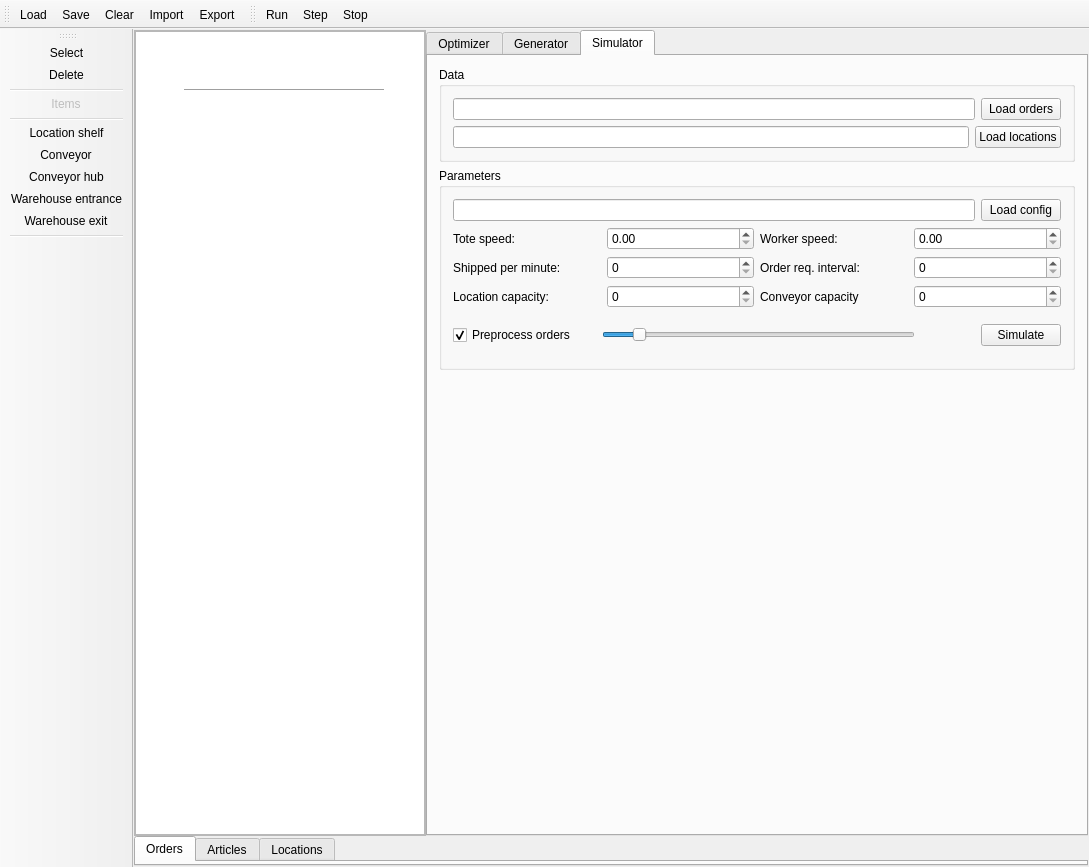
First picture: the form in src/gui/mainwindow.ui, repository kocica/warehouse-manager, before the edit.
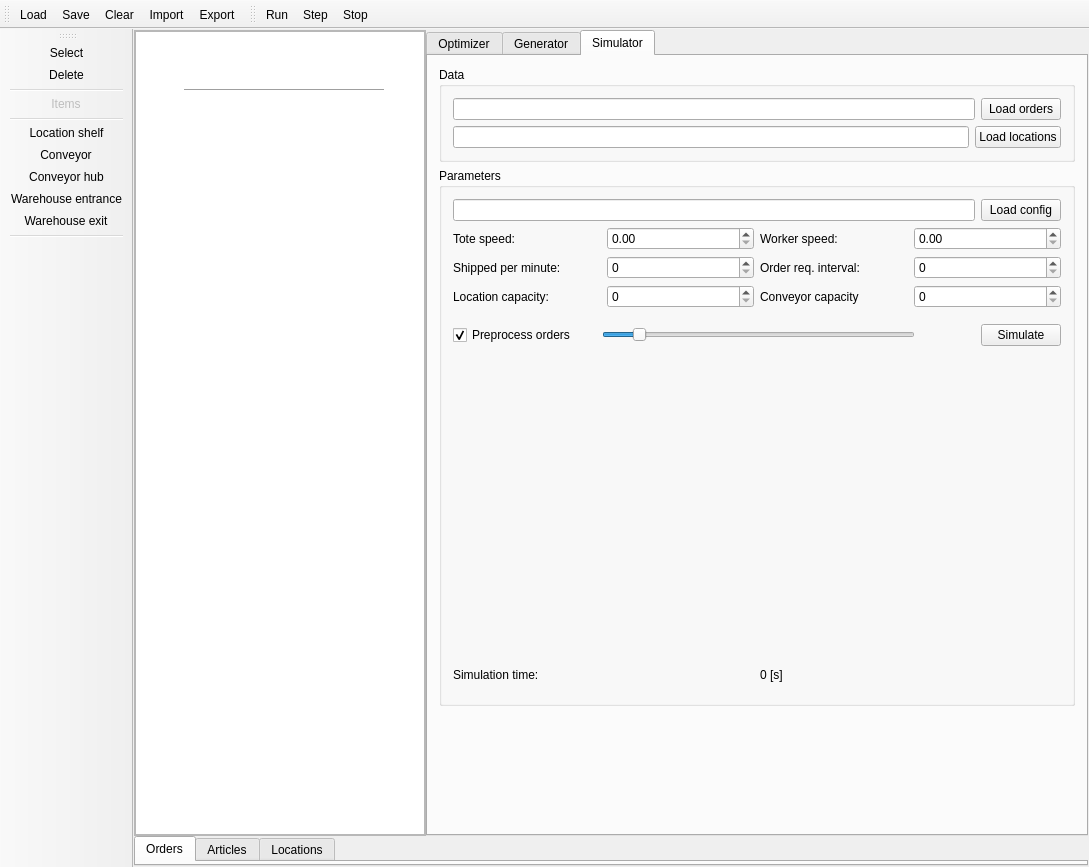
Second picture: the form after the edit. The open tabs and pages were chosen to show the change. Icons and pictures are not drawn. Custom widgets are drawn as their Qt base class.

Commit message: UI Simulator improved (callbacks)

What changed in the file:
```diff
--- a/src/gui/mainwindow.ui
+++ b/src/gui/mainwindow.ui
@@ -1127,6 +1127,37 @@
                  </item>
                 </layout>
                </item>
+               <item>
+                <widget class="QCustomPlot" name="simulationPlot" native="true">
+                 <property name="minimumSize">
+                  <size>
+                   <width>0</width>
+                   <height>300</height>
+                  </size>
+                 </property>
+                </widget>
+               </item>
+               <item>
+                <layout class="QHBoxLayout" name="horizontalLayout_2">
+                 <property name="bottomMargin">
+                  <number>10</number>
+                 </property>
+                 <item>
+                  <widget class="QLabel" name="simulationTimeLabel">
+                   <property name="text">
+                    <string>Simulation time:</string>
+                   </property>
+                  </widget>
+                 </item>
+                 <item>
+                  <widget class="QLabel" name="simulationTime">
+                   <property name="text">
+                    <string>0 [s]</string>
+                   </property>
+                  </widget>
+                 </item>
+                </layout>
+               </item>
               </layout>
              </widget>
             </item>
```
The commit also changes 5 other files.
